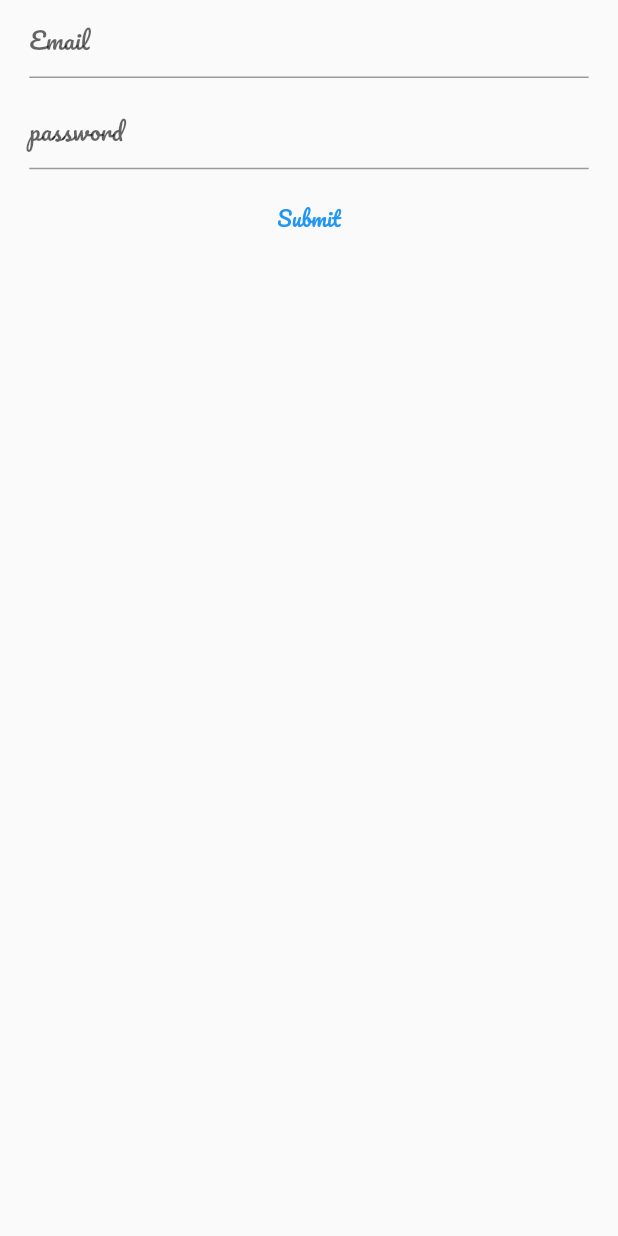
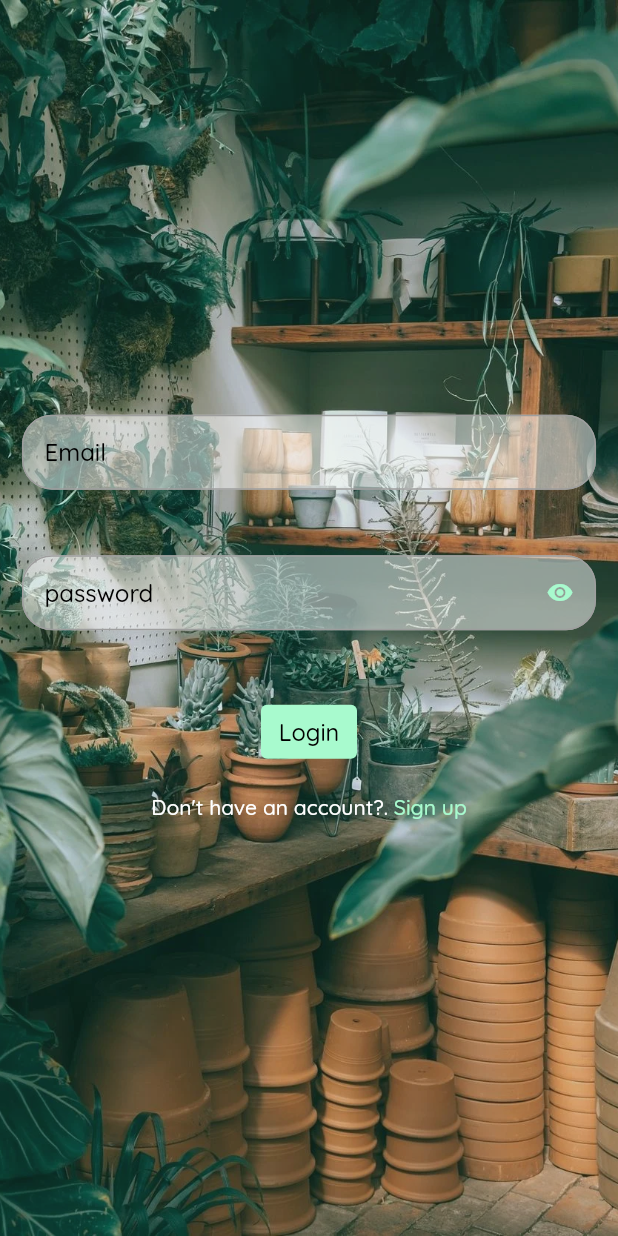
Before and after one commit to AhmedWarlock/shatla, a Flutter app: the screen it shows after launch, on a phone screen of 412 x 824 dp. Run offline on Flutter 3.47's test engine with Material 2 defaults, Android fonts, the phone set to English and light mode, and no system bars; our stand-ins replace get.

Commit message:
-Added Login+Sign up pages (Screens/registration) - changed font to quicksand - added colors in /utils/colors.dart -Inputdecoration class for inputfields in /utils/style.dart - added new routes to approuter -EXCEPTION when using Dimensions class in style.dart for inputdecoration

```diff
--- a/lib/main.dart
+++ b/lib/main.dart
@@ -2,7 +2,8 @@ import 'package:flutter/material.dart';
 import 'package:get/get.dart';
 import 'package:shatla/helper/dependencies.dart' as dep;
 import 'package:shatla/routes/route_helper.dart';
-import 'package:shatla/screens/login.dart';
+import 'package:shatla/screens/registeration_pages/login.dart';
+import 'package:shatla/utils/style.dart';
 
 void main() async {
   WidgetsFlutterBinding.ensureInitialized();
@@ -16,13 +17,14 @@ class MyApp extends StatelessWidget {
   @override
   Widget build(BuildContext context) {
     return GetMaterialApp(
+      debugShowCheckedModeBanner: false,
       title: 'Flutter Demo',
       theme: ThemeData(
-        fontFamily: "Pacifico",
         primarySwatch: Colors.blue,
+        inputDecorationTheme: MyInputTheme().theme(),
+        fontFamily: 'Quicksandmed',
       ),
-      home: LoginScreen(),
-      // initialRoute: AppRouter.getOnboarding(),
+      initialRoute: AppRouter.getLogin(),
       getPages: AppRouter.routes,
     );
   }
--- a/lib/routes/route_helper.dart
+++ b/lib/routes/route_helper.dart
@@ -1,14 +1,20 @@
 import 'package:get/get.dart';
+import 'package:shatla/screens/registeration_pages/login.dart';
 import 'package:shatla/screens/onboarding_screen.dart';
+import 'package:shatla/screens/registeration_pages/signup.dart';
 
-class AppRouter{
-static const String onboarding = '/onboarding';
+class AppRouter {
+  static const String onboarding = '/onboarding';
+  static const String login = '/login';
+  static const String signup = '/signup';
 
-static String getOnboarding() => onboarding;
+  static String getOnboarding() => onboarding;
+  static String getLogin() => login;
+  static String getSignup() => signup;
 
-static List<GetPage> routes = [
-  GetPage(name: onboarding, page:()=> const OnboardingScreen())
-];
-
-
+  static List<GetPage> routes = [
+    GetPage(name: onboarding, page: () => const OnboardingScreen()),
+    GetPage(name: login, page: () => LoginScreen()),
+    GetPage(name: signup, page: () => SignupScreen()),
+  ];
 }
--- a/lib/screens/login.dart
+++ /dev/null
@@ -1,63 +0,0 @@
-import 'package:flutter/material.dart';
-import 'package:shatla/utils/dimensions.dart';
-
-class LoginScreen extends StatelessWidget {
-  LoginScreen({Key? key}) : super(key: key);
-  final GlobalKey<FormState> _formKey = GlobalKey<FormState>();
-  void _submit() {
-    if (_formKey.currentState!.validate()) {}
-  }
-
-  @override
-  Widget build(BuildContext context) {
-    return Scaffold(
-      body: Center(
-        child: Form(
-          key: _formKey,
-          child: Padding(
-            padding: EdgeInsets.symmetric(horizontal: Dimensions.width20),
-            child: Column(
-              crossAxisAlignment: CrossAxisAlignment.center,
-              children: [
-                TextFormField(
-                  validator: ((value) {
-                    if (value!.isNotEmpty && value.length < 4) {
-                      return 'Name must me longer than 4 characters';
-                    } else if (value.isEmpty) {
-                      return 'Name cannot be empty';
-                    } else {
-                      return null;
-                    }
-                  }),
-                  decoration: InputDecoration(hintText: 'Email'),
-                ),
-                SizedBox(
-                  height: Dimensions.height10,
-                ),
-                TextFormField(
-                  obscureText: true,
-                  decoration: InputDecoration(
-                    hintText: 'password',
-                  ),
-                  validator: ((value) {
-                    if (value!.isNotEmpty && value.length < 7) {
-                      return 'Password must me longer than 7 characters';
-                    } else if (value.isEmpty) {
-                      return 'Password cannot be empty';
-                    } else {
-                      return null;
-                    }
-                  }),
-                ),
-                SizedBox(
-                  height: Dimensions.height10,
-                ),
-                TextButton(onPressed: _submit, child: Text('Submit'))
-              ],
-            ),
-          ),
-        ),
-      ),
-    );
-  }
-}
--- /dev/null
+++ b/lib/screens/registeration_pages/components/email_field.dart
@@ -0,0 +1,25 @@
+import 'package:flutter/material.dart';
+
+class EmailField extends StatelessWidget {
+  const EmailField({Key? key}) : super(key: key);
+
+  @override
+  Widget build(BuildContext context) {
+    return TextFormField(
+      validator: ((value) {
+        if (value!.isNotEmpty && value.length < 4) {
+          return 'Email must me longer than 4 characters';
+        } else if (value.isEmpty) {
+          return 'Email cannot be empty';
+        } else {
+          return null;
+        }
+      }),
+      keyboardType: TextInputType.emailAddress,
+      decoration: InputDecoration(
+        hintText: 'Email',
+        helperText: '',
+      ),
+    );
+  }
+}
--- /dev/null
+++ b/lib/screens/registeration_pages/components/passoword_field.dart
@@ -0,0 +1,43 @@
+import 'package:flutter/material.dart';
+import 'package:shatla/utils/colors.dart';
+
+class PasswordField extends StatefulWidget {
+  const PasswordField({Key? key}) : super(key: key);
+
+  @override
+  State<PasswordField> createState() => _PasswordFieldState();
+}
+
+class _PasswordFieldState extends State<PasswordField> {
+  bool _isObscure = true;
+  @override
+  Widget build(BuildContext context) {
+    return TextFormField(
+      keyboardType: TextInputType.visiblePassword,
+      obscureText: _isObscure,
+      decoration: InputDecoration(
+        hintText: 'password',
+        helperText: '',
+        suffixIcon: IconButton(
+            onPressed: () {
+              setState(() {
+                _isObscure = !_isObscure;
+              });
+            },
+            icon: Icon(
+              _isObscure ? Icons.visibility : Icons.visibility_off,
+              color: AppColors.lightGreen,
+            )),
+      ),
+      validator: ((value) {
+        if (value!.isNotEmpty && value.length < 7) {
+          return 'Password must me longer than 7 characters';
+        } else if (value.isEmpty) {
+          return 'Password cannot be empty';
+        } else {
+          return null;
+        }
+      }),
+    );
+  }
+}
--- /dev/null
+++ b/lib/screens/registeration_pages/login.dart
@@ -0,0 +1,101 @@
+import 'package:flutter/material.dart';
+import 'package:shatla/screens/registeration_pages/components/email_field.dart';
+import 'package:shatla/screens/registeration_pages/components/passoword_field.dart';
+import 'package:shatla/utils/colors.dart';
+import 'package:shatla/utils/dimensions.dart';
+
+class LoginScreen extends StatelessWidget {
+  LoginScreen({Key? key}) : super(key: key);
+  final GlobalKey<FormState> _formKey = GlobalKey<FormState>();
+
+  //On button press function
+  void _submit() {
+    if (_formKey.currentState!.validate()) {}
+  }
+
+  @override
+  Widget build(BuildContext context) {
+    return Scaffold(
+      body: Stack(children: [
+        // Background Image
+
+        Positioned(
+          child: Container(
+            height: double.maxFinite,
+            width: double.maxFinite,
+            decoration: BoxDecoration(
+                image: DecorationImage(
+              image: AssetImage('images/plant1.jpeg'),
+              fit: BoxFit.cover,
+            )),
+          ),
+        ),
+
+        // اللون الفوق الصورة
+
+        Positioned(
+          child: Container(
+            height: double.maxFinite,
+            width: double.maxFinite,
+            color: AppColors.green2Trans,
+          ),
+        ),
+
+        //The Input Fields
+
+        Positioned(
+          child: Form(
+              key: _formKey,
+              child: Column(
+                mainAxisAlignment: MainAxisAlignment.center,
+                crossAxisAlignment: CrossAxisAlignment.center,
+                children: <Widget>[
+                  EmailField(),
+                  PasswordField(),
+
+                  // Log in button
+
+                  TextButton(
+                    onPressed: _submit,
+                    child: Text(
+                      'Login',
+                      style: TextStyle(
+                        color: Colors.black,
+                        fontSize: Dimensions.font16,
+                      ),
+                    ),
+                    style: TextButton.styleFrom(
+                      backgroundColor: AppColors.lightGreen,
+                    ),
+                  ),
+
+                  // Routing to Signup page
+
+                  Row(
+                    mainAxisAlignment: MainAxisAlignment.center,
+                    children: [
+                      Text('Don\'t have an account?. ',
+                          style: TextStyle(color: Colors.white)),
+                      InkWell(
+                        onTap: (() {}),
+                        child: Text(
+                          'Sign up',
+                          style: TextStyle(color: AppColors.lightGreen),
+                        ),
+                      ),
+                    ],
+                  ),
+                ]
+                    .map((child) => Padding(
+                          padding: EdgeInsets.symmetric(
+                              vertical: Dimensions.height10,
+                              horizontal: Dimensions.width15),
+                          child: child,
+                        ))
+                    .toList(),
+              )),
+        ),
+      ]),
+    );
+  }
+}
--- /dev/null
+++ b/lib/utils/colors.dart
@@ -0,0 +1,10 @@
+import 'package:flutter/cupertino.dart';
+
+class AppColors {
+  static Color green1 = Color(0xff44be75);
+  static Color green2 = Color(0xff2f8551);
+  static Color green2Trans = Color(0x302f8551);
+  static Color darkGreen = Color(0xff102a22);
+  static Color yellow = Color(0xfff8bc0e);
+  static Color lightGreen = Color(0xffa8face);
+}
--- a/lib/utils/dimensions.dart
+++ b/lib/utils/dimensions.dart
@@ -1,18 +1,14 @@
-
-
 import 'package:get/get.dart';
 
 class Dimensions {
   static double screenHeight = Get.context!.height;
   static double screenWidth = Get.context!.width;
 
-
   static double height10 = screenHeight / 93;
   static double height15 = screenHeight / 56.27;
   static double height20 = screenHeight / 42.2;
   static double height30 = screenHeight / 28.13;
   static double height45 = screenHeight / 18.76;
-
 
   static double width10 = screenHeight / 93;
   static double width15 = screenHeight / 56.27;
@@ -25,19 +21,11 @@ class Dimensions {
   static double font16 = screenHeight / 52.75;
   static double font26 = screenHeight / 32.46;
 
+  static double radius6 = screenHeight / 140.67;
   static double radiu20 = screenHeight / 42.2;
   static double radiu15 = screenHeight / 56.27;
   static double radius30 = screenHeight / 28.13;
 
-
-
-
-
   static double isconSize24 = screenHeight / 35.17;
   static double isconSize16 = screenHeight / 52.7;
-
-
-
-
-
 }
--- /dev/null
+++ b/lib/utils/style.dart
@@ -0,0 +1,48 @@
+import 'package:flutter/material.dart';
+import 'package:shatla/utils/dimensions.dart';
+
+class MyInputTheme {
+  // Method for generating the Text Style
+  TextStyle _buildTextStyle(Color color, {double size = 16.0}) {
+    return TextStyle(
+      color: color,
+      fontSize: size,
+    );
+  }
+
+  // Method for generating the Border style
+
+  OutlineInputBorder _buildOutlineBorder(Color color) {
+    return OutlineInputBorder(
+        borderRadius: BorderRadius.all(Radius.circular(20)),
+        borderSide: BorderSide(
+          color: color,
+          width: 1,
+        ));
+  }
+
+  InputDecorationTheme theme() => InputDecorationTheme(
+        //Basic paramerters
+        contentPadding: EdgeInsets.all(15),
+        filled: true,
+        fillColor: Colors.white.withOpacity(0.5),
+        isDense: true,
+        floatingLabelBehavior: FloatingLabelBehavior.always,
+
+        //Borders
+        enabledBorder: _buildOutlineBorder(Colors.grey),
+        errorBorder: _buildOutlineBorder(Colors.red),
+        focusedBorder: _buildOutlineBorder(Colors.white),
+        focusedErrorBorder: _buildOutlineBorder(Colors.red),
+        disabledBorder: _buildOutlineBorder(Colors.grey),
+        // text
+        suffixStyle: _buildTextStyle(Colors.black),
+        counterStyle: _buildTextStyle(Colors.white),
+        floatingLabelStyle: _buildTextStyle(Colors.black, size: 14),
+        errorStyle: _buildTextStyle(Colors.red, size: 14),
+        helperStyle: _buildTextStyle(Colors.white, size: 14),
+        hintStyle: _buildTextStyle(Colors.black),
+        labelStyle: _buildTextStyle(Colors.black),
+        prefixStyle: _buildTextStyle(Colors.black),
+      );
+}
```
Also changed, not shown: lib/screens/registeration_pages/components/name_field.dart (added, +25 -0 lines), lib/screens/registeration_pages/components/phone_num_field.dart (added, +28 -0 lines), lib/screens/registeration_pages/signup.dart (added, +104 -0 lines), pubspec.yaml (+11 -3 lines), fonts/Quicksand-Medium.ttf (added), fonts/Quicksand-Regular.ttf (added), images/plant1.jpeg (added), images/plant2.jpg (added), images/plant3.jpg (added).
